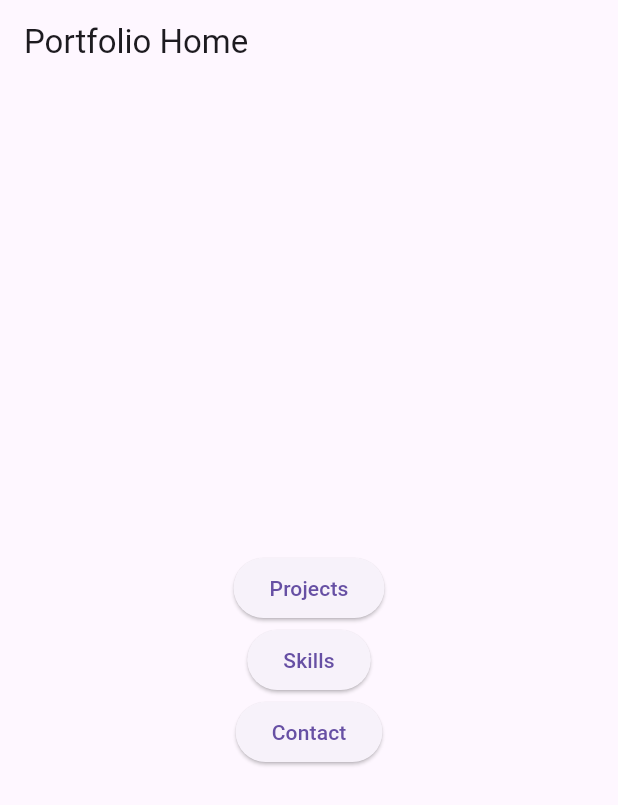
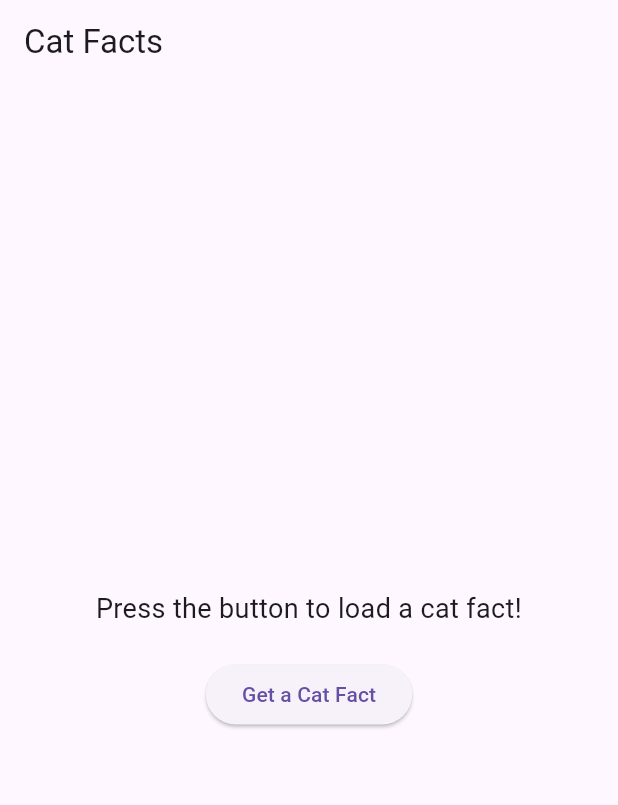
Before and after one commit to soctopus2327/gdg_navigation_demo, a Flutter app: the screen it shows after launch, on a phone screen of 412 x 824 dp. Shown: the top 805 px of the screen. Run offline on Flutter 3.47's test engine with Material 3 defaults, Android fonts, the phone set to English and light mode, and no system bars.

Commit message:
api demo - cat facts

```diff
--- /dev/null
+++ b/lib/app_demo.dart
@@ -0,0 +1,59 @@
+import 'package:flutter/material.dart';
+import 'package:http/http.dart' as http;
+import 'dart:convert';
+
+class CatFactsApp extends StatefulWidget{
+  const CatFactsApp({super.key});
+
+  @override
+  _CatFactsAppState createState() => _CatFactsAppState();
+}
+
+class _CatFactsAppState extends State<CatFactsApp>{
+  String _catFact = "Press the button to load a cat fact!";
+
+  Future<void> fetchCatFact() async{
+    const String url = 'https://catfact.ninja/fact';
+
+    try{
+      final response = await http.get(Uri.parse(url));
+
+      if(response.statusCode == 200){
+        final Map<String, dynamic> data = jsonDecode(response.body);
+        setState((){
+          _catFact = data['fact'];
+        });
+      } else {
+        setState((){
+          _catFact = "Failed to load fact!";
+        });
+      }
+    }
+    catch (e){
+      _catFact = "Error";
+    }
+  }
+
+  Widget build(BuildContext context){
+    return Scaffold(
+      appBar: AppBar(title: const Text("Cat Facts")),
+      body: Center(
+        child: Padding(
+          padding: const EdgeInsets.all(16),
+          child: Column(
+            mainAxisAlignment: MainAxisAlignment.center,
+            children: [
+              Text(
+                _catFact,
+                style: const TextStyle(fontSize: 18),
+                textAlign: TextAlign.center,
+              ),
+              const SizedBox(height: 20,),
+              ElevatedButton(onPressed: fetchCatFact, child: const Text("Get a Cat Fact"))
+            ],
+          )
+        ),
+      )
+    );
+  }
+}
--- a/lib/main.dart
+++ b/lib/main.dart
@@ -3,6 +3,7 @@ import 'home_page.dart';
 import 'projects_page.dart';
 import 'skills_page.dart';
 import 'contact_page.dart';
+import 'app_demo.dart';
 
 
 void main() {
@@ -19,12 +20,12 @@ class MyApp extends StatelessWidget {
       theme: ThemeData(
         primarySwatch: Colors.blue,
       ),
-      home: HomePage(),
-      routes: {
-        '/projects': (context) => ProjectsPage(),
-        '/skills': (context) => SkillsPage(),
-        '/contact': (context) => ContactPage(),
-      }
+      home: CatFactsApp(),
+      // routes: {
+      //   '/projects': (context) => ProjectsPage(),
+      //   '/skills': (context) => SkillsPage(),
+      //   '/contact': (context) => ContactPage(),
+      // }
     );
   }
 }
--- a/pubspec.yaml
+++ b/pubspec.yaml
@@ -30,6 +30,7 @@ environment:
 dependencies:
   flutter:
     sdk: flutter
+  http: ^1.0.0
 
 
   # The following adds the Cupertino Icons font to your application.
```
Also changed, not shown: pubspec.lock, 1 other file.
